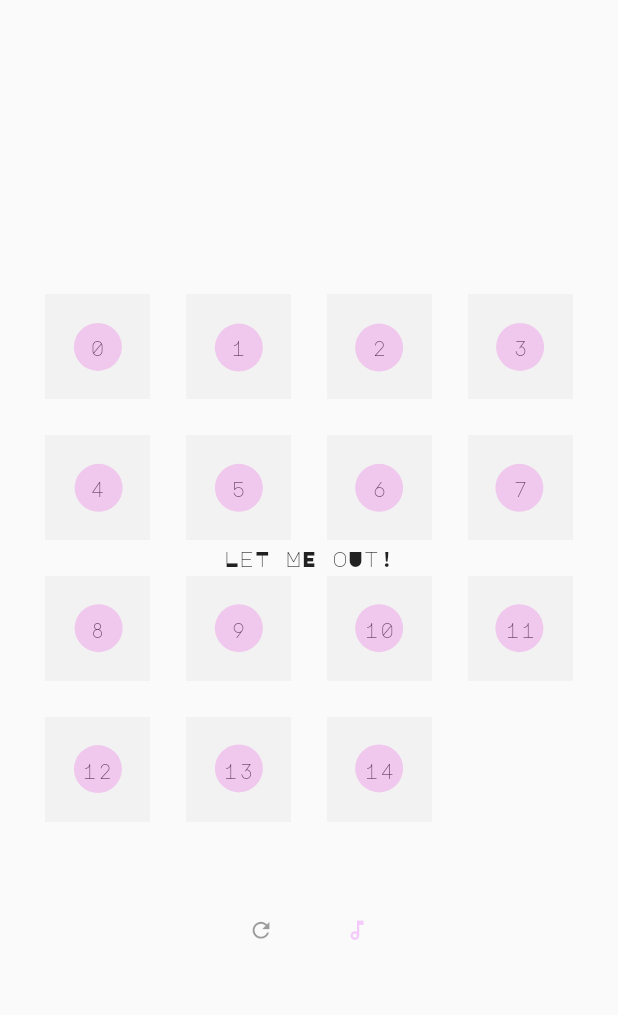
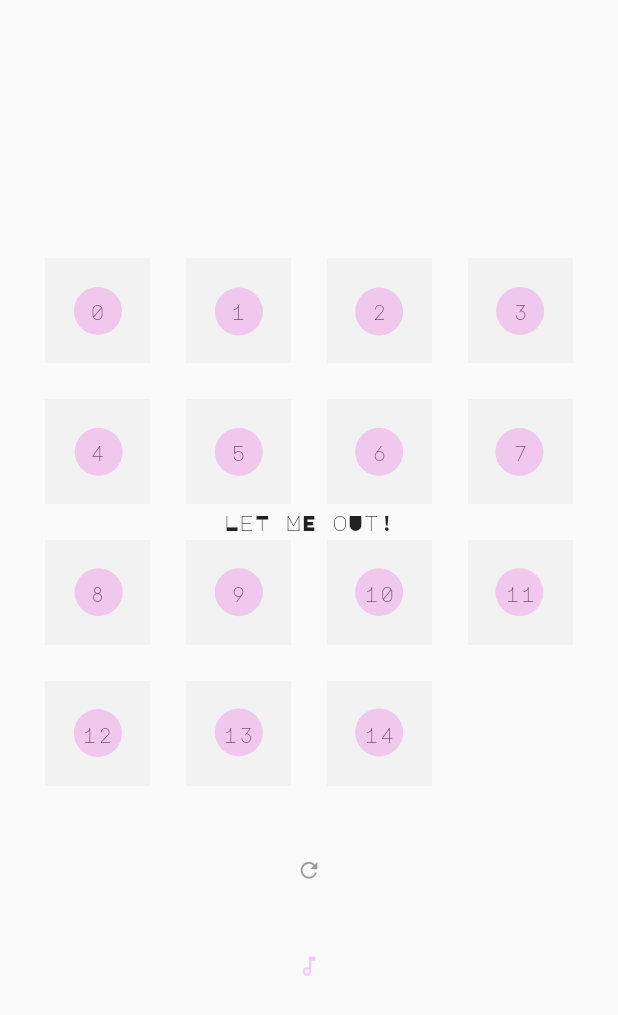
Before and after one commit to erf/let_me_out, a Flutter app: the screen it shows after launch, on a phone screen of 412 x 824 dp. Shown: the top 1015 px of the screen. Run offline on Flutter 3.47's test engine with Material 2 defaults, Android fonts, the phone set to English and light mode, and no system bars; missing offline and left inert: soundpool; statements that could not run were skipped.

Commit message:
add music mode button under shuffle button

```diff
--- a/lib/puzzle_board.dart
+++ b/lib/puzzle_board.dart
@@ -44,20 +44,14 @@ class PuzzleBoard extends StatelessWidget {
               ),
               Flexible(
                 child: Padding(
-                  padding: const EdgeInsets.only(top: 16),
-                  child: Row(
-                    mainAxisAlignment: MainAxisAlignment.center,
-                    children: [
-                      Padding(
-                        padding: const EdgeInsets.all(8),
-                        child: ShuffleButton(puzzleState),
-                      ),
-                      Padding(
-                        padding: const EdgeInsets.all(8),
-                        child: MusicModeButton(puzzleState),
-                      ),
-                    ],
-                  ),
+                  padding: const EdgeInsets.all(8),
+                  child: ShuffleButton(puzzleState),
+                ),
+              ),
+              Flexible(
+                child: Padding(
+                  padding: const EdgeInsets.all(8),
+                  child: MusicModeButton(puzzleState),
                 ),
               ),
             ],
```
